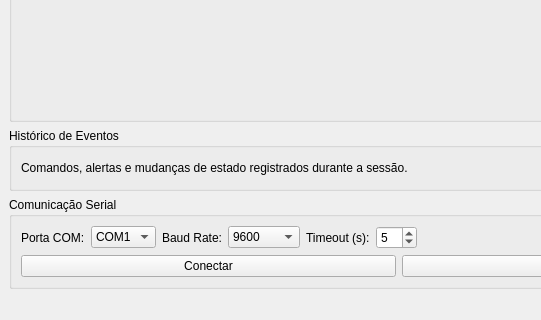
DellaliberaPedro/scada-reservatorio-agua, file ui/tela.ui: the form before one commit; both pictures show x 0 to 541 and y 540 to 860 of the 1180 by 860 pixel window.
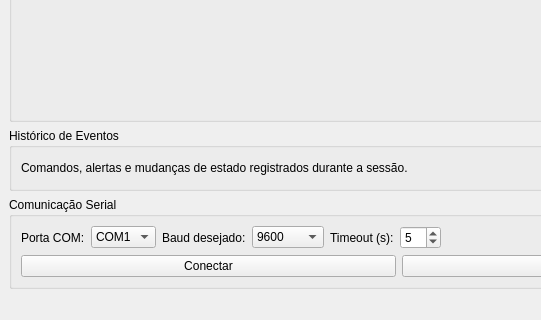
The form after the commit.

Commit message: feat: handshake HELLO/BAUD/START com negociacao de baud (9600 -> 19200/38400/115200)

The edit to the form file:
```diff
--- a/ui/tela.ui
+++ b/ui/tela.ui
@@ -375,7 +375,7 @@
          <item>
           <widget class="QLabel" name="lbl_baud_rate">
            <property name="text">
-            <string>Baud Rate:</string>
+            <string>Baud desejado:</string>
            </property>
           </widget>
          </item>
```
Left out of the diff: 10 changed lines with no effect on the pictures. The commit also changes 10 other files.
